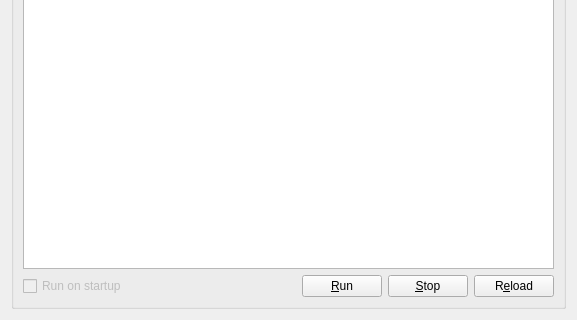
Qt form branches/tasma-2009/service-manager/src/ui.ui (pars-linux/uludag) before a commit; both pictures show x 0 to 577 and y 140 to 460 of the 577 by 460 pixel window.
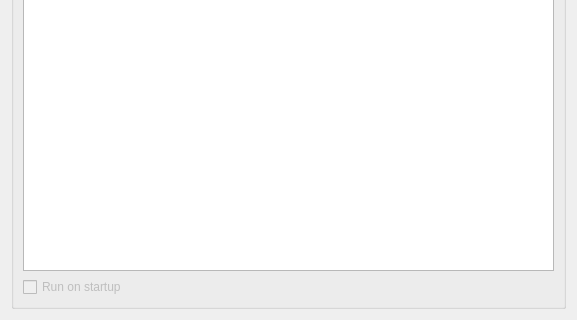
The same form after that commit. Icons and pictures are not drawn. Custom widgets are drawn as their Qt base class.

Commit message: * A KDE4 oriented design ..

```diff
--- a/branches/tasma-2009/service-manager/src/ui.ui
+++ b/branches/tasma-2009/service-manager/src/ui.ui
@@ -19,7 +19,7 @@
       <string>System Services</string>
      </property>
      <layout class="QGridLayout" name="gridLayout_2" >
-      <item row="0" column="0" colspan="4" >
+      <item row="0" column="0" colspan="2" >
        <layout class="QHBoxLayout" name="horizontalLayout" >
         <item>
          <widget class="KLineEdit" name="lineSearch" >
@@ -46,7 +46,7 @@
         </item>
        </layout>
       </item>
-      <item row="1" column="0" colspan="4" >
+      <item row="1" column="0" colspan="2" >
        <widget class="QListWidget" name="listServices" >
         <property name="font" >
          <font>
@@ -68,7 +68,7 @@
         </property>
        </widget>
       </item>
-      <item row="2" column="0" >
+      <item row="2" column="0" colspan="2" >
        <widget class="QCheckBox" name="checkRunOnStartup" >
         <property name="enabled" >
          <bool>false</bool>
@@ -78,57 +78,6 @@
         </property>
        </widget>
       </item>
-      <item row="2" column="1" >
-       <widget class="QPushButton" name="buttonRun" >
-        <property name="sizePolicy" >
-         <sizepolicy vsizetype="Fixed" hsizetype="Fixed" >
-          <horstretch>0</horstretch>
-          <verstretch>0</verstretch>
-         </sizepolicy>
-        </property>
-        <property name="text" >
-         <string>&amp;Run</string>
-        </property>
-        <property name="icon" >
-         <iconset resource="data.qrc" >
-          <normaloff>:/data/icons/start.png</normaloff>:/data/icons/start.png</iconset>
-        </property>
-       </widget>
-      </item>
-      <item row="2" column="2" >
-       <widget class="QPushButton" name="buttonStop" >
-        <property name="sizePolicy" >
-         <sizepolicy vsizetype="Fixed" hsizetype="Fixed" >
-          <horstretch>0</horstretch>
-          <verstretch>0</verstretch>
-         </sizepolicy>
-        </property>
-        <property name="text" >
-         <string>&amp;Stop</string>
-        </property>
-        <property name="icon" >
-         <iconset resource="data.qrc" >
-          <normaloff>:/data/icons/stop.png</normaloff>:/data/icons/stop.png</iconset>
-        </property>
-       </widget>
-      </item>
-      <item row="2" column="3" >
-       <widget class="QPushButton" name="buttonReload" >
-        <property name="sizePolicy" >
-         <sizepolicy vsizetype="Fixed" hsizetype="Fixed" >
-          <horstretch>0</horstretch>
-          <verstretch>0</verstretch>
-         </sizepolicy>
-        </property>
-        <property name="text" >
-         <string>R&amp;eload</string>
-        </property>
-        <property name="icon" >
-         <iconset resource="data.qrc" >
-          <normaloff>:/data/icons/reload.png</normaloff>:/data/icons/reload.png</iconset>
-        </property>
-       </widget>
-      </item>
      </layout>
     </widget>
    </item>
```
The commit also changes 3 other files.
